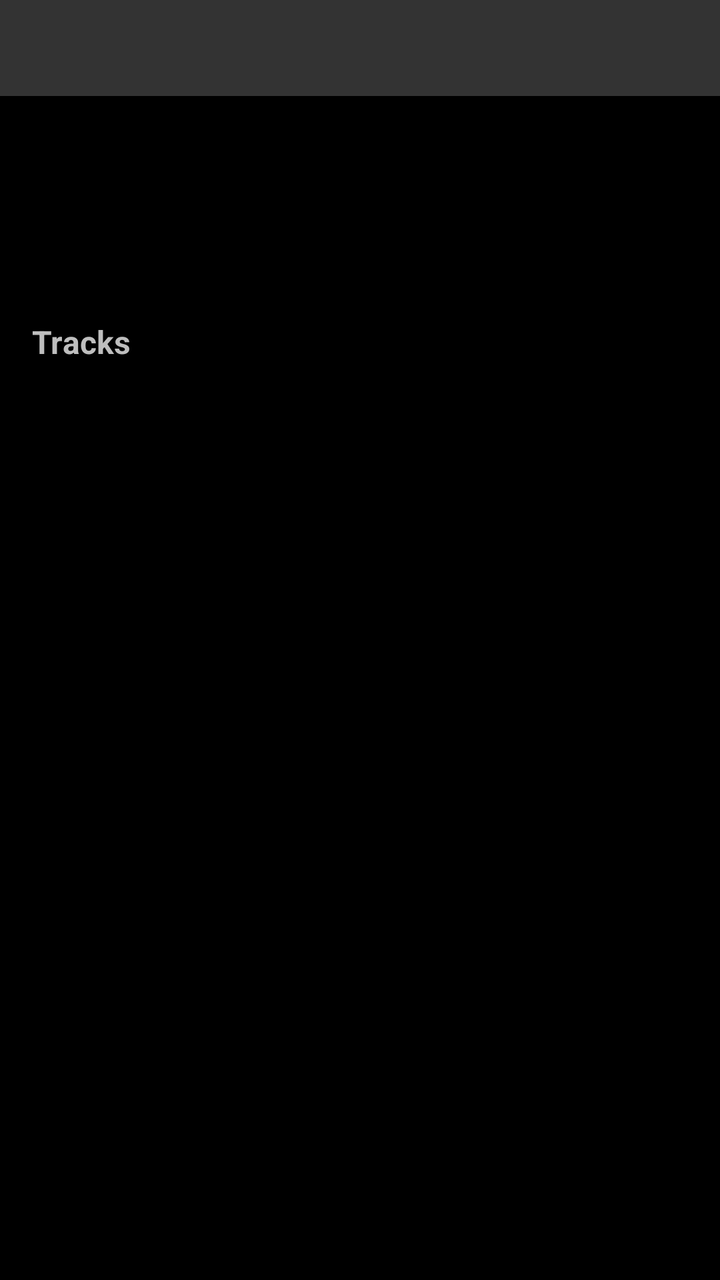
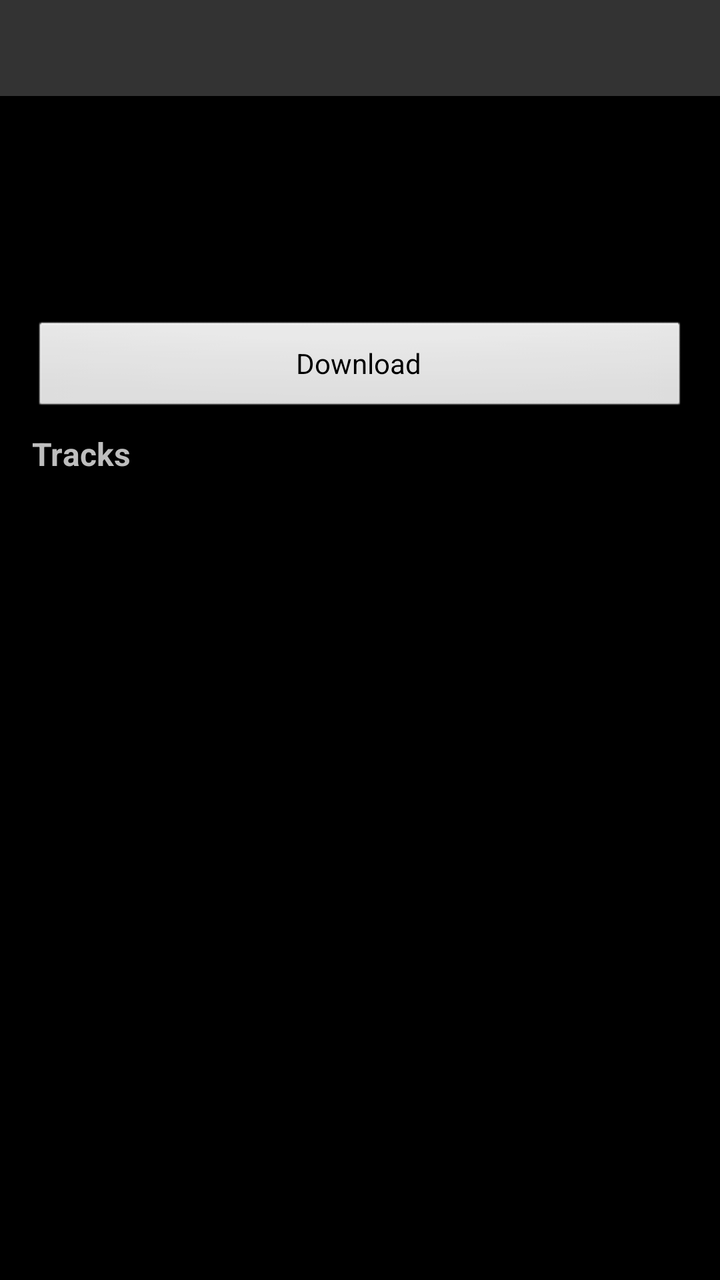

Two renders of the same Android screen: before a commit and after it. Below are the layout's source before the change and the commit's diff.
<!-- AndroidManifest.xml: application theme AppTheme -->
<!-- res/layout/activity_album_detail.xml -->
<?xml version="1.0" encoding="utf-8"?>
<LinearLayout xmlns:android="http://schemas.android.com/apk/res/android"
    android:orientation="vertical"
    android:layout_width="match_parent"
    android:layout_height="match_parent">

    <include layout="@layout/top_bar" />

    <LinearLayout
        android:layout_width="match_parent"
        android:layout_height="wrap_content"
        android:orientation="horizontal"
        android:padding="16dp">

        <ImageView
            android:id="@+id/iv_album_cover"
            android:layout_width="80dp"
            android:layout_height="80dp"
            android:layout_marginRight="16dp"
            android:scaleType="centerCrop"
            android:src="@android:drawable/sym_def_app_icon" />

        <LinearLayout
            android:layout_width="0dp"
            android:layout_height="wrap_content"
            android:layout_weight="1"
            android:layout_gravity="center_vertical"
            android:orientation="vertical">

            <TextView
                android:id="@+id/tv_album_title"
                android:layout_width="match_parent"
                android:layout_height="wrap_content"
                android:textSize="20sp"
                android:textStyle="bold" />

            <TextView
                android:id="@+id/tv_album_artist"
                android:layout_width="match_parent"
                android:layout_height="wrap_content"
                android:textSize="16sp" />

            <TextView
                android:id="@+id/tv_album_year"
                android:layout_width="match_parent"
                android:layout_height="wrap_content"
                android:textSize="14sp" />
        </LinearLayout>
    </LinearLayout>

    <TextView
        android:layout_width="match_parent"
        android:layout_height="wrap_content"
        android:paddingLeft="16dp"
        android:paddingRight="16dp"
        android:paddingBottom="8dp"
        android:textSize="16sp"
        android:textStyle="bold"
        android:text="@string/tracks" />

    <ListView
        android:id="@+id/lv_tracks"
        android:layout_width="match_parent"
        android:layout_height="0dp"
        android:layout_weight="1"
        android:divider="@color/primary_dark_material_dark"
        android:dividerHeight="1dp" />

    <include layout="@layout/now_playing_bar" />

</LinearLayout>
<!-- res/layout/top_bar.xml (included above) -->
<?xml version="1.0" encoding="utf-8"?>
<FrameLayout xmlns:android="http://schemas.android.com/apk/res/android"
    android:layout_width="match_parent"
    android:layout_height="48dp"
    android:background="#FF333333">

    <ImageButton
        android:id="@+id/top_bar_back"
        android:layout_width="48dp"
        android:layout_height="48dp"
        android:layout_gravity="start"
        android:background="@drawable/bg_focusable"
        android:src="@android:drawable/ic_menu_revert"
        android:scaleType="center"
        android:visibility="gone" />

    <TextView
        android:id="@+id/top_bar_title"
        android:layout_width="match_parent"
        android:layout_height="wrap_content"
        android:layout_gravity="center"
        android:gravity="center"
        android:paddingLeft="56dp"
        android:paddingRight="56dp"
        android:maxLines="1"
        android:ellipsize="end"
        android:textColor="#FFFFFF"
        android:textSize="20sp"
        android:textStyle="bold" />

    <ImageButton
        android:id="@+id/top_bar_action"
        android:layout_width="48dp"
        android:layout_height="48dp"
        android:layout_gravity="end"
        android:background="@drawable/bg_focusable"
        android:scaleType="center"
        android:visibility="gone" />

</FrameLayout>
<!-- res/layout/now_playing_bar.xml (included above) -->
<?xml version="1.0" encoding="utf-8"?>
<LinearLayout xmlns:android="http://schemas.android.com/apk/res/android"
    android:id="@+id/now_playing_bar"
    android:layout_width="match_parent"
    android:layout_height="wrap_content"
    android:orientation="horizontal"
    android:gravity="center_vertical"
    android:background="#CC000000"
    android:padding="8dp"
    android:visibility="gone"
    android:clickable="true">

    <LinearLayout
        android:layout_width="0dp"
        android:layout_height="wrap_content"
        android:layout_weight="1"
        android:orientation="vertical"
        android:paddingLeft="8dp"
        android:paddingRight="8dp">

        <TextView
            android:id="@+id/np_title"
            android:layout_width="match_parent"
            android:layout_height="wrap_content"
            android:textColor="@android:color/white"
            android:textSize="14sp"
            android:textStyle="bold"
            android:singleLine="true"
            android:ellipsize="end" />

        <TextView
            android:id="@+id/np_artist"
            android:layout_width="match_parent"
            android:layout_height="wrap_content"
            android:textColor="#CCFFFFFF"
            android:textSize="12sp"
            android:singleLine="true"
            android:ellipsize="end" />
    </LinearLayout>

    <ImageButton
        android:id="@+id/np_play_pause"
        android:layout_width="48dp"
        android:layout_height="48dp"
        android:src="@android:drawable/ic_media_play"
        android:scaleType="center" />

</LinearLayout>
<!-- resources referenced by this layout -->
<resources>
  <color name="primary_dark_material_dark">#303F9F</color>
  <!-- drawable bg_focusable (drawable) -->
  <?xml version="1.0" encoding="utf-8"?>
  <selector xmlns:android="http://schemas.android.com/apk/res/android">
      <item android:state_pressed="true">
          <shape>
              <solid android:color="#88FF8000" />
          </shape>
      </item>
      <item android:state_focused="true">
          <shape>
              <solid android:color="#66FFB300" />
          </shape>
      </item>
      <item>
          <shape>
              <solid android:color="#00000000" />
          </shape>
      </item>
  </selector>
  <string name="tracks">Tracks</string>
  <style name="AppTheme" parent="@android:style/Theme.NoTitleBar" />
</resources>

<!-- the commit's change to res/layout/activity_album_detail.xml (unified diff, before → after) -->
@@ -47,6 +47,15 @@
                 android:textSize="14sp" />
         </LinearLayout>
     </LinearLayout>
+
+    <Button
+        android:id="@+id/btn_download"
+        android:layout_width="match_parent"
+        android:layout_height="wrap_content"
+        android:layout_marginLeft="16dp"
+        android:layout_marginRight="16dp"
+        android:layout_marginBottom="8dp"
+        android:text="@string/downloads_download" />
 
     <TextView
         android:layout_width="match_parent"
<!-- resource entries referenced after the edit -->
@@ -20,6 +20,7 @@
           </shape>
       </item>
   </selector>
+  <string name="downloads_download">Download</string>
   <string name="tracks">Tracks</string>
   <style name="AppTheme" parent="@android:style/Theme.NoTitleBar" />
 </resources>
